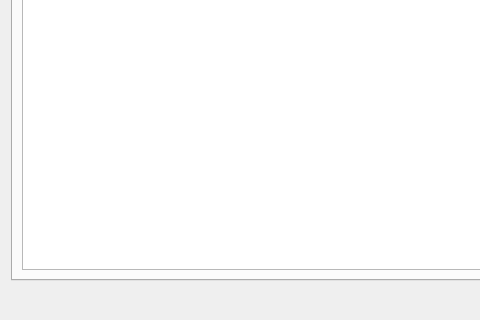
First picture: the form in src/Tsunami/addmeasureform.ui, repository maluginp/Tsunami, before the edit; both pictures show x 0 to 480 and y 206 to 526 of the 660 by 526 pixel window.
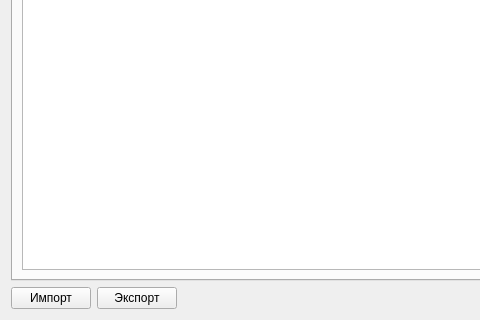
Second picture: the form after the edit.

Commit message: Add buttons to measure form

Diff of the .ui file:
```diff
--- a/src/Tsunami/addmeasureform.ui
+++ b/src/Tsunami/addmeasureform.ui
@@ -113,6 +113,20 @@
      </item>
      <item>
       <layout class="QHBoxLayout" name="horizontalLayout">
+       <item>
+        <widget class="QPushButton" name="importButton">
+         <property name="text">
+          <string>Импорт</string>
+         </property>
+        </widget>
+       </item>
+       <item>
+        <widget class="QPushButton" name="exportButton">
+         <property name="text">
+          <string>Экспорт</string>
+         </property>
+        </widget>
+       </item>
        <item>
         <spacer name="horizontalSpacer">
          <property name="orientation">
```
